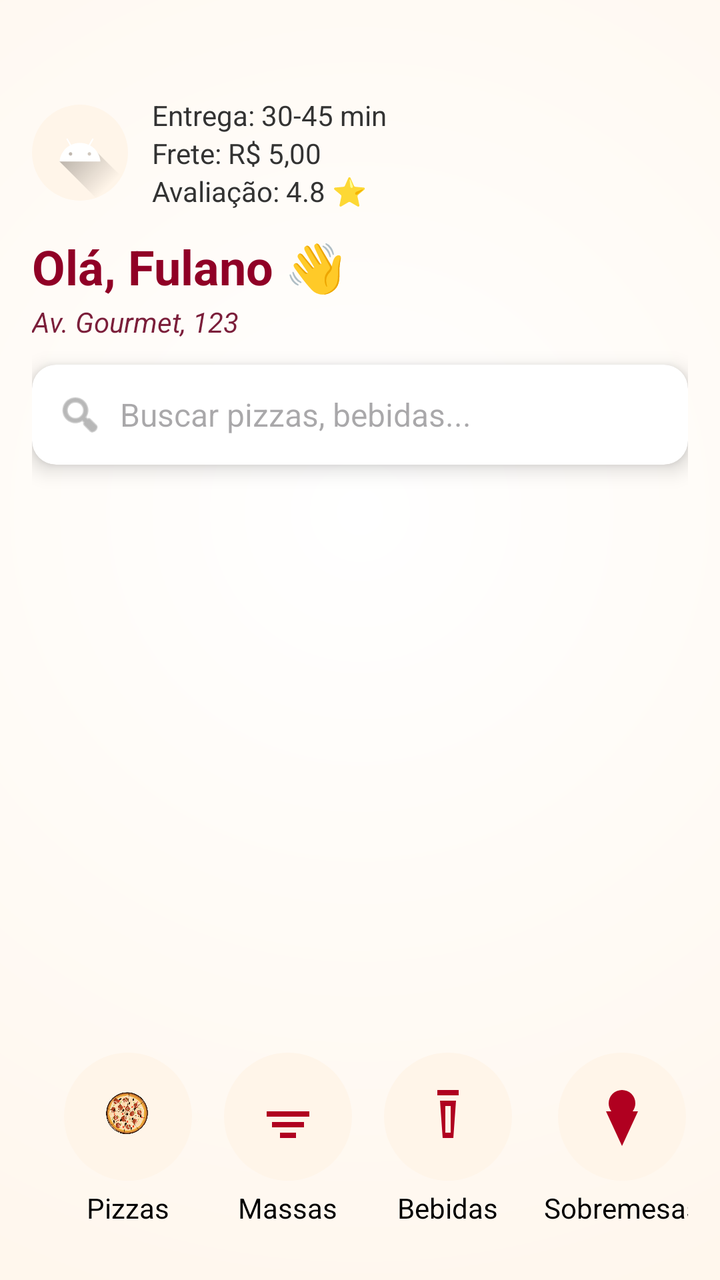
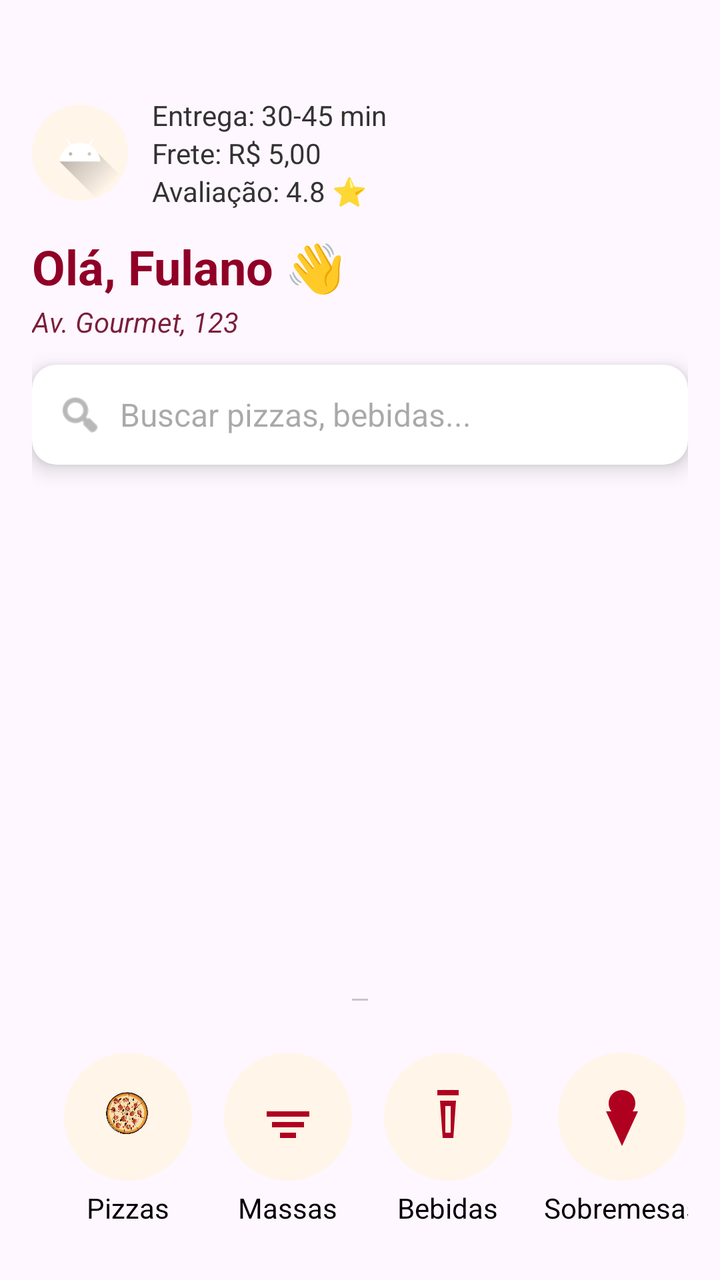

The first picture is an Android layout as it rendered before a commit; the second is the same layout after the commit. The layout source and the unified diff follow.
<!-- AndroidManifest.xml: application theme Theme.Apkstelladitalia20 -->
<!-- res/layout/fragment_home.xml -->
<?xml version="1.0" encoding="utf-8"?>
<androidx.core.widget.NestedScrollView xmlns:android="http://schemas.android.com/apk/res/android"
    xmlns:app="http://schemas.android.com/apk/res-auto"
    android:id="@+id/homeScroll"
    android:layout_width="match_parent"
    android:layout_height="match_parent"
    android:background="@drawable/fundo_gourmet"
    android:fillViewport="true"
    android:paddingTop="32dp">

    <LinearLayout
        android:layout_width="match_parent"
        android:layout_height="wrap_content"
        android:orientation="vertical"
        android:padding="16dp">

        
        <LinearLayout
            android:layout_width="match_parent"
            android:layout_height="wrap_content"
            android:layout_marginBottom="12dp"
            android:gravity="center_vertical"
            android:orientation="horizontal">

            <ImageView
                android:id="@+id/imgLogoEmpresa"
                android:layout_width="48dp"
                android:layout_height="48dp"
                android:background="@drawable/bg_categoria_circle"
                android:scaleType="centerCrop"
                android:src="@drawable/ic_launcher_foreground" />

            <LinearLayout
                android:layout_width="0dp"
                android:layout_height="wrap_content"
                android:layout_weight="1"
                android:orientation="vertical"
                android:paddingStart="12dp">

                <TextView
                    android:id="@+id/txtTempoEntrega"
                    android:layout_width="wrap_content"
                    android:layout_height="wrap_content"
                    android:text="Entrega: 30-45 min"
                    android:textColor="#333"
                    android:textSize="14sp" />

                <TextView
                    android:id="@+id/txtValorFrete"
                    android:layout_width="wrap_content"
                    android:layout_height="wrap_content"
                    android:text="Frete: R$ 5,00"
                    android:textColor="#333"
                    android:textSize="14sp" />

                <TextView
                    android:id="@+id/txtAvaliacao"
                    android:layout_width="wrap_content"
                    android:layout_height="wrap_content"
                    android:text="Avaliação: 4.8 ⭐"
                    android:textColor="#333"
                    android:textSize="14sp" />
            </LinearLayout>
        </LinearLayout>

        
        <TextView
            android:id="@+id/tvSaudacao"
            android:layout_width="wrap_content"
            android:layout_height="wrap_content"
            android:text="Olá, Fulano 👋"
            android:textColor="@color/vermelho"
            android:textSize="24sp"
            android:textStyle="bold" />

        
        <TextView
            android:id="@+id/tvEndereco"
            android:layout_width="wrap_content"
            android:layout_height="wrap_content"
            android:clickable="true"
            android:focusable="true"
            android:paddingTop="2dp"
            android:text="Av. Gourmet, 123"
            android:textColor="@color/purple_700"
            android:textSize="14sp"
            android:textStyle="italic" />

        
        <androidx.cardview.widget.CardView
            android:layout_width="match_parent"
            android:layout_height="50dp"
            android:layout_marginTop="12dp"
            app:cardCornerRadius="12dp"
            app:cardElevation="6dp">

            <LinearLayout
                android:layout_width="match_parent"
                android:layout_height="match_parent"
                android:gravity="center_vertical"
                android:orientation="horizontal"
                android:paddingStart="12dp">

                <ImageView
                    android:layout_width="24dp"
                    android:layout_height="24dp"
                    android:src="@android:drawable/ic_menu_search"
                    app:tint="#888" />

                <EditText
                    android:id="@+id/etBusca"
                    android:layout_width="match_parent"
                    android:layout_height="wrap_content"
                    android:background="@android:color/transparent"
                    android:hint="Buscar pizzas, bebidas..."
                    android:inputType="text"
                    android:paddingStart="8dp"
                    android:textColor="#000"
                    android:textSize="16sp" />
            </LinearLayout>
        </androidx.cardview.widget.CardView>

        <TextView
            android:id="@+id/textSemPromocoes"
            android:layout_width="match_parent"
            android:layout_height="wrap_content"
            android:text="Nenhuma promoção disponível no momento!"
            android:textAlignment="center"
            android:visibility="gone"
            android:padding="16dp"
            android:textSize="16sp"
            android:textColor="@android:color/darker_gray" />

        
        <androidx.viewpager2.widget.ViewPager2
            android:id="@+id/viewPagerPromocoes"
            android:layout_width="match_parent"
            android:layout_height="250dp"
            android:layout_marginTop="20dp"
            android:clickable="true"
            android:focusable="true"
            />
        

        <androidx.recyclerview.widget.RecyclerView
            android:id="@+id/rvCategorias"
            android:layout_width="match_parent"
            android:layout_height="wrap_content"
            android:layout_marginTop="16dp"
            android:nestedScrollingEnabled="false" />

        <HorizontalScrollView
            android:layout_width="match_parent"
            android:layout_height="wrap_content"
            android:background="@android:color/transparent"
            android:overScrollMode="never"
            android:paddingTop="8dp"
            android:paddingBottom="8dp"
            android:scrollbars="none">

            <LinearLayout
                android:layout_width="wrap_content"
                android:layout_height="wrap_content"
                android:gravity="center_vertical"
                android:orientation="horizontal"
                android:paddingStart="16dp"
                android:paddingEnd="16dp">

                
                <LinearLayout
                    android:id="@+id/categoriaPizza"
                    android:layout_width="wrap_content"
                    android:layout_height="wrap_content"
                    android:layout_marginEnd="16dp"
                    android:gravity="center"
                    android:onClick="scrollToPizza"
                    android:orientation="vertical">

                    <ImageView
                        android:layout_width="64dp"
                        android:layout_height="64dp"
                        android:background="@drawable/bg_categoria_circle"
                        android:padding="16dp"
                        android:src="@drawable/ic_pizza" />

                    <TextView
                        android:layout_width="wrap_content"
                        android:layout_height="wrap_content"
                        android:layout_marginTop="4dp"
                        android:text="Pizzas"
                        android:textColor="@android:color/black"
                        android:textSize="14sp" />
                </LinearLayout>

                
                <LinearLayout
                    android:id="@+id/categoriaMassas"
                    android:layout_width="wrap_content"
                    android:layout_height="wrap_content"
                    android:layout_marginEnd="16dp"
                    android:gravity="center"
                    android:onClick="scrollToMassas"
                    android:orientation="vertical">

                    <ImageView
                        android:layout_width="64dp"
                        android:layout_height="64dp"
                        android:background="@drawable/bg_categoria_circle"
                        android:padding="16dp"
                        android:src="@drawable/ic_massas" />

                    <TextView
                        android:layout_width="wrap_content"
                        android:layout_height="wrap_content"
                        android:layout_marginTop="4dp"
                        android:text="Massas"
                        android:textColor="@android:color/black"
                        android:textSize="14sp" />
                </LinearLayout>

                
                <LinearLayout
                    android:id="@+id/categoriaBebidas"
                    android:layout_width="wrap_content"
                    android:layout_height="wrap_content"
                    android:layout_marginEnd="16dp"
                    android:gravity="center"
                    android:onClick="scrollToBebidas"
                    android:orientation="vertical">

                    <ImageView
                        android:layout_width="64dp"
                        android:layout_height="64dp"
                        android:background="@drawable/bg_categoria_circle"
                        android:padding="16dp"
                        android:src="@drawable/ic_bebidas" />

                    <TextView
                        android:layout_width="wrap_content"
                        android:layout_height="wrap_content"
                        android:layout_marginTop="4dp"
                        android:text="Bebidas"
                        android:textColor="@android:color/black"
                        android:textSize="14sp" />
                </LinearLayout>

                
                <LinearLayout
                    android:id="@+id/categoriaSobremesas"
                    android:layout_width="wrap_content"
                    android:layout_height="wrap_content"
                    android:layout_marginEnd="16dp"
                    android:gravity="center"
                    android:onClick="scrollToSobremesas"
                    android:orientation="vertical">

                    <ImageView
                        android:layout_width="64dp"
                        android:layout_height="64dp"
                        android:background="@drawable/bg_categoria_circle"
                        android:padding="16dp"
                        android:src="@drawable/ic_sobremesas" />

                    <TextView
                        android:layout_width="wrap_content"
                        android:layout_height="wrap_content"
                        android:layout_marginTop="4dp"
                        android:text="Sobremesas"
                        android:textColor="@android:color/black"
                        android:textSize="14sp" />
                </LinearLayout>

            </LinearLayout>
        </HorizontalScrollView>

        
        <TextView
            android:id="@+id/tvDestaques"
            android:layout_width="wrap_content"
            android:layout_height="wrap_content"
            android:layout_marginTop="24dp"
            android:text="Destaques da Casa"
            android:textColor="#000"
            android:textSize="20sp"
            android:textStyle="bold" />

        <androidx.recyclerview.widget.RecyclerView
            android:id="@+id/recyclerDestaques"
            android:layout_width="match_parent"
            android:layout_height="114dp"
            android:layout_marginTop="8dp"
            android:nestedScrollingEnabled="false" />

        
        <TextView
            android:id="@+id/tvProdutos"
            android:layout_width="wrap_content"
            android:layout_height="wrap_content"
            android:layout_marginTop="24dp"
            android:text="@string/cardapio"
            android:textColor="#000"
            android:textSize="20sp"
            android:textStyle="bold" />

        <androidx.recyclerview.widget.RecyclerView
            android:id="@+id/recyclerProdutos"
            android:layout_width="match_parent"
            android:layout_height="114dp"
            android:layout_marginTop="8dp"
            android:nestedScrollingEnabled="false" />





    </LinearLayout>
</androidx.core.widget.NestedScrollView>
<!-- resources referenced by this layout -->
<resources>
  <color name="purple_700">#7B1E3A</color>
  <color name="vermelho">#900026</color>
  <!-- drawable bg_categoria_circle (drawable) -->
  <?xml version="1.0" encoding="utf-8"?>
  <shape xmlns:android="http://schemas.android.com/apk/res/android"
      android:shape="oval">
      <solid android:color="#FFF5E9" />
      <size
          android:width="72dp"
          android:height="72dp" />
  </shape>
  <!-- drawable fundo_gourmet (drawable) -->
  <?xml version="1.0" encoding="utf-8"?>
  <layer-list xmlns:android="http://schemas.android.com/apk/res/android">
      
      <item>
          <shape android:shape="rectangle">
              <solid android:color="#FFF9F3" />
          </shape>
      </item>
  
      
      <item>
          <shape android:shape="rectangle">
              <gradient
                  android:type="radial"
                  android:centerX="50%"
                  android:centerY="40%"
                  android:gradientRadius="600dp"
                  android:startColor="#FFFFFFFF"
                  android:endColor="#FFF3E5"
                  android:useLevel="false" />
          </shape>
      </item>
  </layer-list>
  <!-- drawable ic_bebidas (drawable) -->
  <vector xmlns:android="http://schemas.android.com/apk/res/android"
      android:width="24dp" android:height="24dp"
      android:viewportWidth="24" android:viewportHeight="24">
      <path
          android:fillColor="#B00020"
          android:pathData="M8,2v2h8v-2h-8zm1,4l1,14h4l1-14h-6zm2,2h2v10h-2v-10z" />
  </vector>
  <!-- drawable ic_massas (drawable) -->
  <vector xmlns:android="http://schemas.android.com/apk/res/android"
      android:width="24dp" android:height="24dp"
      android:viewportWidth="24" android:viewportHeight="24">
      <path
          android:fillColor="#B00020"
          android:pathData="M4,10h16v2H4v-2zm2,4h12v2H6v-2zm3,4h6v2H9v-2z" />
  </vector>
  <!-- drawable ic_sobremesas (drawable) -->
  <vector xmlns:android="http://schemas.android.com/apk/res/android"
      android:width="24dp" android:height="24dp"
      android:viewportWidth="24" android:viewportHeight="24">
      <path
          android:fillColor="#B00020"
          android:pathData="M12,2a5,5 0 0,0 -5,5 5,5 0 0,0 1,3H6l6,13 6,-13h-2a5,5 0 0,0 1,-3 5,5 0 0,0 -5,-5z" />
  </vector>
  <string name="cardapio">Cardápio</string>
  <style name="Theme.Apkstelladitalia20" parent="Theme.Material3.DayNight.NoActionBar">
          <item name="colorPrimary">@color/colorPrimary</item>
          <item name="colorPrimaryVariant">@color/colorPrimaryDark</item>
          <item name="colorOnPrimary">@android:color/white</item>
          <item name="android:statusBarColor">@color/colorPrimaryDark</item>
          <item name="android:navigationBarColor">@color/colorPrimary</item>
      </style>
  <color name="colorPrimary">#C62828</color>
  <color name="colorPrimaryDark">#8E0000</color>
  <!-- unchanged entries left out for length: 2 -->
</resources>

<!-- the commit's change to res/layout/fragment_home.xml (unified diff, before → after) -->
@@ -4,7 +4,7 @@
     android:id="@+id/homeScroll"
     android:layout_width="match_parent"
     android:layout_height="match_parent"
-    android:background="@drawable/fundo_gourmet"
+    android:background="@android:color/transparent"
     android:fillViewport="true"
     android:paddingTop="32dp">
 
@@ -124,22 +124,42 @@
             android:id="@+id/textSemPromocoes"
             android:layout_width="match_parent"
             android:layout_height="wrap_content"
+            android:padding="16dp"
             android:text="Nenhuma promoção disponível no momento!"
             android:textAlignment="center"
-            android:visibility="gone"
-            android:padding="16dp"
+            android:textColor="@android:color/darker_gray"
             android:textSize="16sp"
-            android:textColor="@android:color/darker_gray" />
-
-        
-        <androidx.viewpager2.widget.ViewPager2
-            android:id="@+id/viewPagerPromocoes"
+            android:visibility="gone" />
+
+        
+        <FrameLayout
             android:layout_width="match_parent"
             android:layout_height="250dp"
             android:layout_marginTop="20dp"
-            android:clickable="true"
-            android:focusable="true"
-            />
+            android:background="@android:color/transparent">
+
+            <androidx.viewpager2.widget.ViewPager2
+                android:id="@+id/viewPagerPromocoes"
+                android:layout_width="match_parent"
+                android:layout_height="match_parent"
+                android:clickable="true"
+                android:focusable="true" />
+
+            <com.google.android.material.tabs.TabLayout
+                android:id="@+id/tabLayoutIndicator"
+                android:layout_width="wrap_content"
+                android:layout_height="wrap_content"
+                android:layout_gravity="bottom|center_horizontal"
+                android:layout_marginBottom="12dp"
+                android:padding="4dp"
+                android:layout_margin="2dp"
+                app:tabGravity="center"
+                app:tabIndicatorColor="@android:color/transparent"
+                app:tabIndicatorHeight="0dp"
+                app:tabMode="scrollable"
+                app:tabRippleColor="@android:color/transparent" />
+
+        </FrameLayout>
         
 
         <androidx.recyclerview.widget.RecyclerView
@@ -310,8 +330,5 @@
             android:nestedScrollingEnabled="false" />
 
 
-
-
-
     </LinearLayout>
 </androidx.core.widget.NestedScrollView>
<!-- resource entries referenced after the edit -->
@@ -11,30 +11,6 @@
           android:width="72dp"
           android:height="72dp" />
   </shape>
-  <!-- drawable fundo_gourmet (drawable) -->
-  <?xml version="1.0" encoding="utf-8"?>
-  <layer-list xmlns:android="http://schemas.android.com/apk/res/android">
-      
-      <item>
-          <shape android:shape="rectangle">
-              <solid android:color="#FFF9F3" />
-          </shape>
-      </item>
-  
-      
-      <item>
-          <shape android:shape="rectangle">
-              <gradient
-                  android:type="radial"
-                  android:centerX="50%"
-                  android:centerY="40%"
-                  android:gradientRadius="600dp"
-                  android:startColor="#FFFFFFFF"
-                  android:endColor="#FFF3E5"
-                  android:useLevel="false" />
-          </shape>
-      </item>
-  </layer-list>
   <!-- drawable ic_bebidas (drawable) -->
   <vector xmlns:android="http://schemas.android.com/apk/res/android"
       android:width="24dp" android:height="24dp"
@@ -61,11 +37,16 @@
   </vector>
   <string name="cardapio">Cardápio</string>
   <style name="Theme.Apkstelladitalia20" parent="Theme.Material3.DayNight.NoActionBar">
+          
           <item name="colorPrimary">@color/colorPrimary</item>
           <item name="colorPrimaryVariant">@color/colorPrimaryDark</item>
           <item name="colorOnPrimary">@android:color/white</item>
           <item name="android:statusBarColor">@color/colorPrimaryDark</item>
           <item name="android:navigationBarColor">@color/colorPrimary</item>
+  
+          
+          <item name="tabBackground">@android:color/transparent</item>
+          <item name="tabIndicator">@null</item>
       </style>
   <color name="colorPrimary">#C62828</color>
   <color name="colorPrimaryDark">#8E0000</color>
